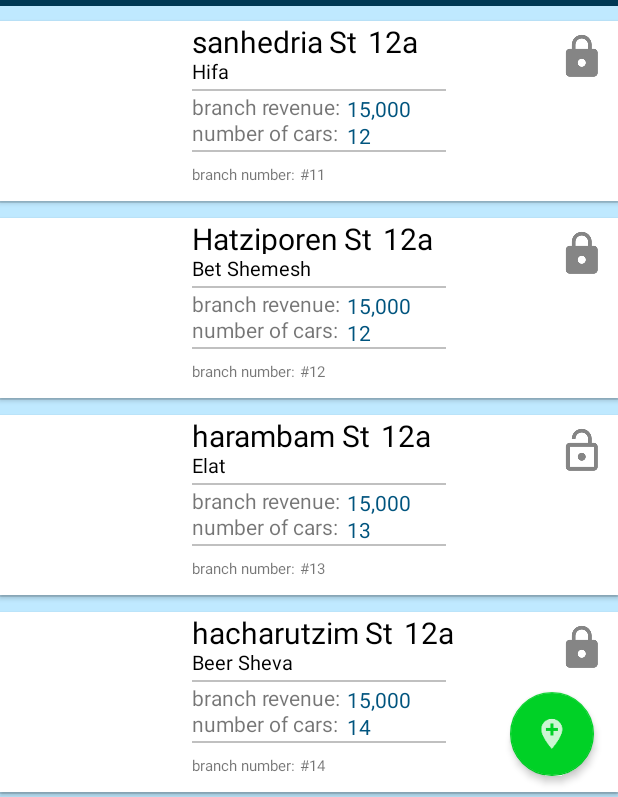
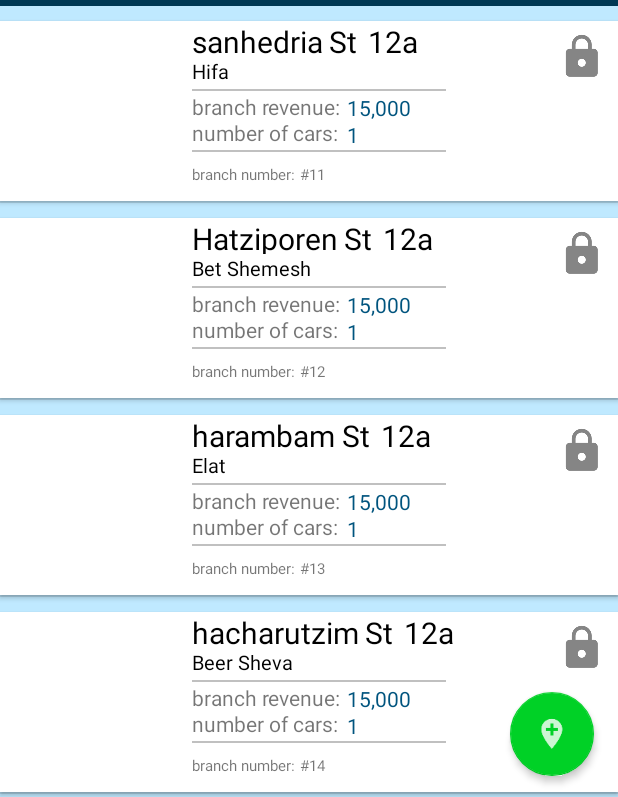
Before and after one commit to megoan/MyApplication2, an Android app: the screen it shows after launch (MainActivity), tab 3 chosen, on a phone screen of 412 x 824 dp. Shown: the part 436-1233 px from the top of the screen. Run offline under Robolectric (Android 15) with nearby library versions, the phone set to English and light mode, and no system bars; 3 statements that could not run were skipped.

Commit message:
update: 21/11/17 15:53

```diff
--- a/app/src/main/java/com/example/shmuel/myapplication/controller/MainActivity.java
+++ b/app/src/main/java/com/example/shmuel/myapplication/controller/MainActivity.java
@@ -956,6 +956,7 @@ public class MainActivity extends AppCompatActivity {
                 {
                     //TabFragments.tab1.updateView();
                     TabFragments.tab1.mAdapter.notifyDataSetChanged();
+                    TabFragments.tab3.mAdapter.notifyDataSetChanged();
 
                 }
                 break;
--- a/app/src/main/java/com/example/shmuel/myapplication/controller/branches/BranchRecyclerViewAdapter.java
+++ b/app/src/main/java/com/example/shmuel/myapplication/controller/branches/BranchRecyclerViewAdapter.java
@@ -39,7 +39,7 @@ import java.util.Locale;
  */
 
 public class BranchRecyclerViewAdapter extends RecyclerView.Adapter<BranchRecyclerViewAdapter.ViewHolder> implements Filterable{
-    private ArrayList<Branch> objects;
+    public ArrayList<Branch> objects;
     private Context mContext;
     public ActionMode actionMode;
     private int selectedPosition=-1;
@@ -138,7 +138,7 @@ public class BranchRecyclerViewAdapter extends RecyclerView.Adapter<BranchRecycl
         holder.branchStreet.setText(branch.getAddress().getStreet());
         holder.branchAddressNumber.setText(branch.getAddress().getNumber());
         holder.revenue.setText(String.valueOf(NumberFormat.getNumberInstance(Locale.US).format(branch.getBranchRevenue())));
-        holder.numberOfCars.setText(String.valueOf(branch.getParkingSpotsNum()));
+        holder.numberOfCars.setText(String.valueOf(branch.getCarIds().size()));
         holder.branchNumber.setText("#"+String.valueOf(branch.getBranchNum()));
         holder.imageView.setImageDrawable(drawable);
 
--- a/app/src/main/java/com/example/shmuel/myapplication/model/backend/BackEndFunc.java
+++ b/app/src/main/java/com/example/shmuel/myapplication/model/backend/BackEndFunc.java
@@ -15,20 +15,21 @@ import java.util.List;
 public interface BackEndFunc {
     public boolean clientExists(int clientID);
 
-    public void addClient(Client client);
-    public void addCarModel(CarModel carModel);
-    public void addCar(Car car);
-    public void addBranch(Branch branch);
+    public boolean addClient(Client client);
+    public boolean addCarModel(CarModel carModel);
+    public boolean addCar(Car car);
+    public boolean addCar(Car car, int branchID);
+    public boolean addBranch(Branch branch);
 
-    public void updateClient(Client client);
-    public void updateCarModel(CarModel carModel);
-    public void updateCar(Car car);
-    public void updateBranch(Branch branch);
+    public boolean updateClient(Client client);
+    public boolean updateCarModel(CarModel carModel);
+    public boolean updateCar(Car car);
+    public boolean updateBranch(Branch branch);
 
-    public void deleteClient(int clientID);
-    public void deleteCarModel(int carModelID);
-    public void deleteCar(int carID);
-    public void deleteBranch(int branchID);
+    public boolean deleteClient(int clientID);
+    public boolean deleteCarModel(int carModelID);
+    public boolean deleteCar(int carID);
+    public boolean deleteBranch(int branchID);
 
     public Client getClient(int id);
     public CarModel getCarModel(int carModelNumber);
@@ -40,6 +41,9 @@ public interface BackEndFunc {
     public ArrayList<Branch> getAllBranches();
     public ArrayList<Car>getAllCars();
 
+    public boolean removeCarFromBranch(int carID, int branch);
+    public boolean addCarToBranch(int carID, int branch);
+
 
 
 }
--- a/app/src/main/java/com/example/shmuel/myapplication/model/datasource/ListDataSource.java
+++ b/app/src/main/java/com/example/shmuel/myapplication/model/datasource/ListDataSource.java
@@ -17,11 +17,11 @@ import java.util.List;
  */
 
 public class ListDataSource {
-    public static ArrayList<CarModel> carModelList;
-    public static ArrayList<Client>clientList;
-    public static ArrayList<Branch>branchList;
-    public static ArrayList<Car>carList;
-    public static ArrayList<Order>orderList;
+    public static List<CarModel> carModelList;
+    public static List<Client>clientList;
+    public static List<Branch>branchList;
+    public static List<Car>carList;
+    public static List<Order>orderList;
 
     public ListDataSource() {
         carList=new ArrayList<>();
@@ -60,7 +60,7 @@ public class ListDataSource {
 
         carModelList.add(new CarModel(13,"Audi","R8",32.1, Transmission.AUTOMATIC,1,4,true,"@drawable/ferrari_812",true));
         carList.add(new Car(13,13,50,3,1.5,48,10,62,"@drawable/car",2005,true));
-        branchList.add(new Branch(new Address("Elat","harambam","12a"),13,13,"@drawable/rental",15000,new MyDate(2,"july",2055),false));
+        branchList.add(new Branch(new Address("Elat","harambam","12a"),13,13,"@drawable/rental",15000,new MyDate(2,"july",2055),true));
         clientList.add(new Client("Elomaka","koyoso",313,"999","s@e.com","111"));
 
         carModelList.add(new CarModel(14,"Toyota","R8",32.1, Transmission.MANUAL,7,4,false,"@drawable/ferrari_812",false));
@@ -75,7 +75,14 @@ public class ListDataSource {
 
         carModelList.add(new CarModel(16,"Delete","D",32.1, Transmission.MANUAL,3,3,false,"@drawable/ferrari_812",false));
         carList.add(new Car(16,15,50,6,2.5,33,70,70,"@drawable/car",1894,false));
-        branchList.add(new Branch(new Address("Hifa","alenbyf","12a"),16,16,"@drawable/rental",15000,new MyDate(2,"july",2055),false));
+        branchList.add(new Branch(new Address("Hifa","alenbyf","12a"),16,16,"@drawable/rental",15000,new MyDate(2,"july",2055),true));
         clientList.add(new Client("lambde","melon",316,"999","s@e.com","111"));
+
+        branchList.get(0).addCar(1);
+        branchList.get(1).addCar(2);
+        branchList.get(2).addCar(3);
+        branchList.get(3).addCar(4);
+        branchList.get(4).addCar(5);
+        branchList.get(5).addCar(6);
     }
 }
--- a/app/src/main/java/com/example/shmuel/myapplication/model/entities/Branch.java
+++ b/app/src/main/java/com/example/shmuel/myapplication/model/entities/Branch.java
@@ -1,4 +1,6 @@
 package com.example.shmuel.myapplication.model.entities;
+
+import java.util.ArrayList;
 
 /**
  * Created by shmuel on 19/10/2017.
@@ -12,6 +14,7 @@ public class Branch {
     private double branchRevenue;
     private MyDate establishedDate;
     private boolean inUse;
+    private ArrayList<Integer>carIdsList;
 
     public Branch() {
     }
@@ -24,6 +27,7 @@ public class Branch {
         this.branchRevenue=branchRevenue;
         this.establishedDate=new MyDate(establishedDate);
         this.inUse=inUse;
+        carIdsList=new ArrayList<>();
     }
 
     public Branch(Branch other) {
@@ -34,6 +38,7 @@ public class Branch {
         this.branchRevenue=other.branchRevenue;
         this.establishedDate=new MyDate(other.establishedDate);
         this.inUse=other.inUse;
+        this.carIdsList=other.carIdsList;
     }
 
     public Address getAddress() {
@@ -91,4 +96,25 @@ public class Branch {
     public void setInUse(boolean inUse) {
         this.inUse = inUse;
     }
+
+    public ArrayList<Integer> getCarIds() {
+        return carIdsList;
+    }
+
+    public void setCarIds(ArrayList<Integer> carIds) {
+        this.carIdsList = carIds;
+    }
+
+    public int numberOfParkingSpotsAvailable()
+    {
+        return parkingSpotsNum-carIdsList.size();
+    }
+
+    public void addCar(int carID)
+    {
+        if(!carIdsList.contains(carID))carIdsList.add(carID);
+    }
+    public void removeCar(int carID){
+        if(carIdsList.contains(carID))carIdsList.remove(carID);
+    }
 }
--- a/app/src/main/res/layout/branch_card_layout.xml
+++ b/app/src/main/res/layout/branch_card_layout.xml
@@ -22,13 +22,13 @@
             android:layout_marginRight="8dp"
             android:layout_marginTop="0dp"
 
+            android:clickable="false"
             app:layout_constraintBottom_toBottomOf="parent"
             app:layout_constraintHorizontal_bias="0.0"
             app:layout_constraintLeft_toLeftOf="parent"
             app:layout_constraintRight_toRightOf="parent"
             app:layout_constraintTop_toTopOf="parent"
-            app:srcCompat="@drawable/rental"
-            android:clickable="false"/>
+            app:srcCompat="@drawable/rental" />
 
         <View
             android:id="@+id/line2"
@@ -41,14 +41,14 @@
             android:layout_marginStart="8dp"
             android:layout_marginTop="4dp"
             android:background="#c0c0c0"
+            android:clickable="false"
+            android:longClickable="false"
             app:layout_constraintBottom_toBottomOf="parent"
             app:layout_constraintHorizontal_bias="0.0"
             app:layout_constraintLeft_toRightOf="@+id/imageView2"
             app:layout_constraintRight_toRightOf="parent"
             app:layout_constraintTop_toBottomOf="@+id/text2"
-            app:layout_constraintVertical_bias="0.0"
-            android:longClickable="false"
-            android:clickable="false"/>
+            app:layout_constraintVertical_bias="0.0" />
 
         <View
             android:id="@+id/line1"
@@ -59,14 +59,14 @@
             android:layout_marginRight="8dp"
             android:layout_marginTop="3dp"
             android:background="#c0c0c0"
+            android:clickable="false"
+            android:longClickable="false"
             app:layout_constraintBottom_toBottomOf="parent"
             app:layout_constraintHorizontal_bias="0.0"
             app:layout_constraintLeft_toRightOf="@+id/imageView2"
             app:layout_constraintRight_toRightOf="parent"
             app:layout_constraintTop_toBottomOf="@+id/cardBranchCity"
-            app:layout_constraintVertical_bias="0.0"
-            android:longClickable="false"
-            android:clickable="false"/>
+            app:layout_constraintVertical_bias="0.0" />
 
         <TextView
             android:id="@+id/cardBranchStreet"
@@ -78,6 +78,8 @@
             android:layout_marginRight="8dp"
             android:layout_marginStart="8dp"
             android:layout_marginTop="0dp"
+            android:clickable="false"
+            android:longClickable="false"
             android:text="Hatziporen"
             android:textColor="@android:color/black"
             android:textSize="20sp"
@@ -86,9 +88,7 @@
             app:layout_constraintLeft_toRightOf="@+id/imageView2"
             app:layout_constraintRight_toRightOf="parent"
             app:layout_constraintTop_toTopOf="parent"
-            app:layout_constraintVertical_bias="0.0"
-            android:longClickable="false"
-            android:clickable="false"/>
+            app:layout_constraintVertical_bias="0.0" />
 
         <TextView
             android:id="@+id/st"
@@ -100,8 +100,10 @@
             android:layout_marginRight="8dp"
             android:layout_marginStart="4dp"
             android:layout_marginTop="0dp"
+            android:clickable="false"
             android:ems="10"
             android:inputType="textPersonName"
+            android:longClickable="false"
             android:text="St"
             android:textColor="@android:color/black"
             android:textSize="20sp"
@@ -110,9 +112,7 @@
             app:layout_constraintLeft_toRightOf="@+id/cardBranchStreet"
             app:layout_constraintRight_toRightOf="parent"
             app:layout_constraintTop_toTopOf="parent"
-            app:layout_constraintVertical_bias="0.0"
-            android:longClickable="false"
-            android:clickable="false"/>
+            app:layout_constraintVertical_bias="0.0" />
 
         <TextView
             android:id="@+id/cardBranchAddressNumber"
@@ -124,8 +124,10 @@
             android:layout_marginRight="8dp"
             android:layout_marginStart="0dp"
             android:layout_marginTop="0dp"
+            android:clickable="false"
             android:ems="10"
             android:inputType="textPersonName"
+            android:longClickable="false"
             android:text="11"
             android:textColor="@android:color/black"
             android:textSize="20sp"
@@ -134,9 +136,7 @@
             app:layout_constraintLeft_toRightOf="@+id/st"
             app:layout_constraintRight_toRightOf="parent"
             app:layout_constraintTop_toTopOf="parent"
-            app:layout_constraintVertical_bias="0.0"
-            android:longClickable="false"
-            android:clickable="false"/>
+            app:layout_constraintVertical_bias="0.0" />
 
         <TextView
             android:id="@+id/cardBranchCity"
@@ -147,8 +147,10 @@
             android:layout_marginLeft="8dp"
             android:layout_marginRight="8dp"
             android:layout_marginStart="8dp"
+            android:clickable="false"
             android:ems="10"
             android:inputType="textPersonName"
+            android:longClickable="false"
             android:text="Bet Shemesh"
             android:textColor="@android:color/black"
             android:textSize="13sp"
@@ -157,9 +159,7 @@
             app:layout_constraintLeft_toRightOf="@+id/imageView2"
             app:layout_constraintRight_toRightOf="parent"
             app:layout_constraintTop_toBottomOf="@+id/cardBranchStreet"
-            app:layout_constraintVertical_bias="0.0"
-            android:longClickable="false"
-            android:clickable="false"/>
+            app:layout_constraintVertical_bias="0.0" />
 
         <TextView
             android:id="@+id/text1"
@@ -169,17 +169,17 @@
             android:layout_marginLeft="8dp"
             android:layout_marginRight="8dp"
             android:layout_marginTop="2dp"
+            android:clickable="false"
             android:ems="10"
             android:inputType="textPersonName"
+            android:longClickable="false"
             android:text="branch revenue:"
             app:layout_constraintBottom_toBottomOf="parent"
             app:layout_constraintHorizontal_bias="0.0"
             app:layout_constraintLeft_toRightOf="@+id/imageView2"
             app:layout_constraintRight_toRightOf="parent"
             app:layout_constraintTop_toTopOf="@+id/line1"
-            app:layout_constraintVertical_bias="0.0"
-            android:longClickable="false"
-            android:clickable="false"/>
+            app:layout_constraintVertical_bias="0.0" />
 
         <TextView
             android:id="@+id/cardBranchRevenue"
@@ -188,9 +188,11 @@
             android:layout_marginBottom="8dp"
             android:layout_marginLeft="4dp"
             android:layout_marginRight="8dp"
-            android:layout_marginTop="2dp"
+            android:layout_marginTop="1dp"
+            android:clickable="false"
             android:ems="10"
             android:inputType="textPersonName"
+            android:longClickable="false"
             android:text="15,000$"
             android:textColor="@color/colorPrimary"
             app:layout_constraintBottom_toBottomOf="parent"
@@ -198,9 +200,7 @@
             app:layout_constraintLeft_toRightOf="@+id/text1"
             app:layout_constraintRight_toRightOf="parent"
             app:layout_constraintTop_toBottomOf="@+id/line1"
-            app:layout_constraintVertical_bias="0.0"
-            android:longClickable="false"
-            android:clickable="false"/>
+            app:layout_constraintVertical_bias="0.0" />
 
         <TextView
             android:id="@+id/text2"
@@ -212,17 +212,17 @@
             android:layout_marginRight="8dp"
             android:layout_marginStart="8dp"
             android:layout_marginTop="0dp"
+            android:clickable="false"
             android:ems="10"
             android:inputType="textPersonName"
+            android:longClickable="false"
             android:text="number of cars:"
             app:layout_constraintBottom_toBottomOf="parent"
             app:layout_constraintHorizontal_bias="0.0"
             app:layout_constraintLeft_toRightOf="@+id/imageView2"
             app:layout_constraintRight_toRightOf="parent"
             app:layout_constraintTop_toBottomOf="@+id/text1"
-            app:layout_constraintVertical_bias="0.0"
-            android:longClickable="false"
-            android:clickable="false"/>
+            app:layout_constraintVertical_bias="0.0" />
 
         <TextView
             android:id="@+id/cardBranchCarNum"
@@ -234,9 +234,11 @@
             android:layout_marginRight="8dp"
             android:layout_marginStart="1dp"
             android:layout_marginTop="0dp"
+            android:clickable="false"
             android:ems="10"
             android:gravity="left|top"
             android:inputType="textPersonName"
+            android:longClickable="false"
             android:text="38"
             android:textColor="@color/colorPrimary"
             app:layout_constraintBottom_toBottomOf="parent"
@@ -244,9 +246,7 @@
             app:layout_constraintLeft_toRightOf="@+id/text2"
             app:layout_constraintRight_toRightOf="parent"
             app:layout_constraintTop_toBottomOf="@+id/cardBranchRevenue"
-            app:layout_constraintVertical_bias="0.0"
-            android:longClickable="false"
-            android:clickable="false"/>
+            app:layout_constraintVertical_bias="0.0" />
 
         <TextView
             android:id="@+id/cardBranchN"
@@ -257,17 +257,17 @@
             android:layout_marginRight="8dp"
             android:layout_marginStart="8dp"
             android:layout_marginTop="8dp"
+            android:clickable="false"
             android:ems="10"
+
             android:inputType="textPersonName"
-
+            android:longClickable="false"
             android:text="branch number:"
             android:textSize="10sp"
             app:layout_constraintHorizontal_bias="0.0"
             app:layout_constraintLeft_toRightOf="@+id/imageView2"
             app:layout_constraintRight_toRightOf="parent"
-            app:layout_constraintTop_toBottomOf="@+id/line2"
-            android:longClickable="false"
-            android:clickable="false"/>
+            app:layout_constraintTop_toBottomOf="@+id/line2" />
 
         <TextView
             android:id="@+id/cardBranchNumber"
@@ -279,8 +279,10 @@
             android:layout_marginRight="8dp"
             android:layout_marginStart="0dp"
             android:layout_marginTop="8dp"
+            android:clickable="false"
             android:ems="10"
             android:inputType="textPersonName"
+            android:longClickable="false"
             android:text="#567657"
             android:textSize="10sp"
             app:layout_constraintBottom_toBottomOf="parent"
@@ -288,9 +290,7 @@
             app:layout_constraintLeft_toRightOf="@+id/cardBranchN"
             app:layout_constraintRight_toRightOf="parent"
             app:layout_constraintTop_toBottomOf="@+id/line2"
-            app:layout_constraintVertical_bias="0.0"
-            android:longClickable="false"
-            android:clickable="false"/>
+            app:layout_constraintVertical_bias="0.0" />
 
         <ImageButton
             android:id="@+id/cardBranchInUse"
```
Also changed, not shown: app/src/main/java/com/example/shmuel/myapplication/controller/cars/CarActivity.java (+7 -2 lines), app/src/main/java/com/example/shmuel/myapplication/controller/cars/CarEditActivity.java (+8 -2 lines), app/src/main/java/com/example/shmuel/myapplication/controller/cars/CarRecyclerViewAdapter.java (+6 -1 lines), app/src/main/java/com/example/shmuel/myapplication/model/backend/BackEndForList.java (+79 -38 lines), app/src/main/res/layout/activity_car.xml (+4 -4 lines), app/src/main/res/layout/activity_car_edit.xml (+8 -5 lines).
